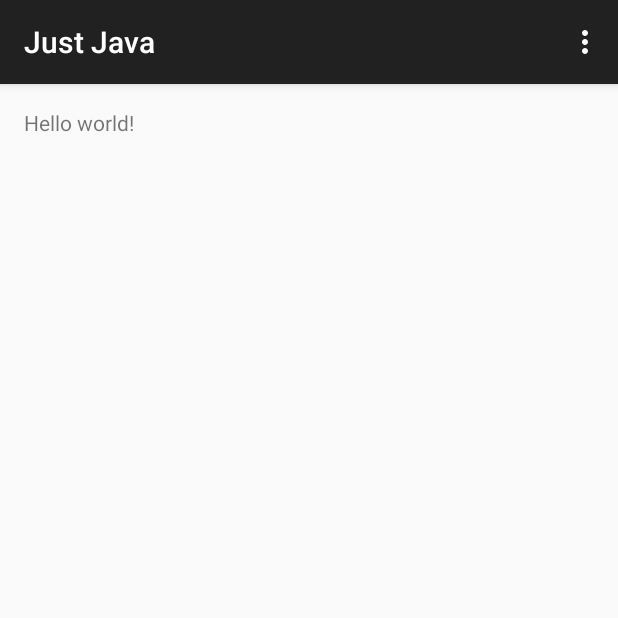
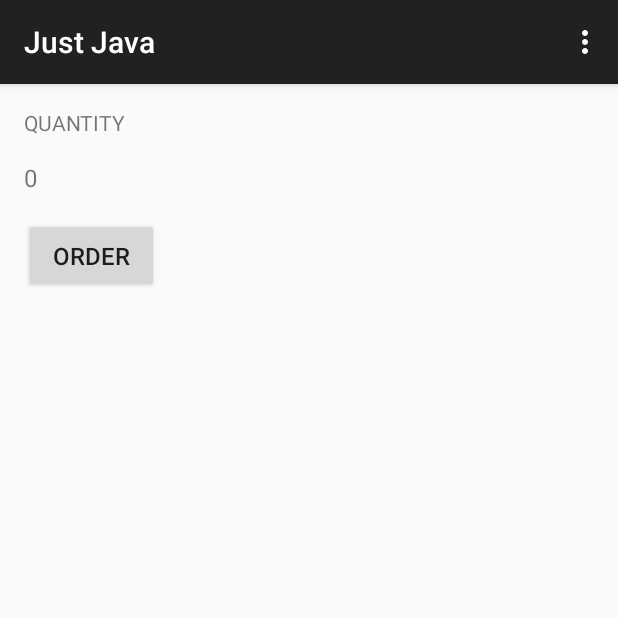
Before and after one commit to guzike/JustJava, an Android app: the screen it shows after launch (MainActivity), on a phone screen of 412 x 824 dp, the top half of it. Run offline under Robolectric (Android 15) with nearby library versions, the phone set to English and light mode, and no system bars.

Commit message:
added textviews and button

```diff
--- a/app/src/main/res/layout/activity_main.xml
+++ b/app/src/main/res/layout/activity_main.xml
@@ -1,11 +1,32 @@
-<RelativeLayout xmlns:android="http://schemas.android.com/apk/res/android"
-    xmlns:tools="http://schemas.android.com/tools" android:layout_width="match_parent"
-    android:layout_height="match_parent" android:paddingLeft="@dimen/activity_horizontal_margin"
+<LinearLayout xmlns:android="http://schemas.android.com/apk/res/android"
+    xmlns:tools="http://schemas.android.com/tools"
+    android:layout_width="match_parent"
+    android:layout_height="match_parent"
+    android:orientation="vertical"
+    android:paddingBottom="@dimen/activity_vertical_margin"
+    android:paddingLeft="@dimen/activity_horizontal_margin"
     android:paddingRight="@dimen/activity_horizontal_margin"
     android:paddingTop="@dimen/activity_vertical_margin"
-    android:paddingBottom="@dimen/activity_vertical_margin" tools:context=".MainActivity">
+    tools:context=".MainActivity">
 
-    <TextView android:text="@string/hello_world" android:layout_width="wrap_content"
-        android:layout_height="wrap_content" />
+    <TextView
+        android:layout_width="wrap_content"
+        android:layout_height="wrap_content"
+        android:text="QUANTITY" />
 
-</RelativeLayout>
+    <TextView
+        android:layout_width="wrap_content"
+        android:layout_height="wrap_content"
+        android:layout_marginBottom="16dp"
+        android:layout_marginTop="16dp"
+        android:text="0"
+        android:textSize="16sp" />
+
+    <Button
+        android:layout_width="90dp"
+        android:layout_height="50dp"
+        android:text="ORDER"
+        android:textSize="16sp" />
+
+
+</LinearLayout>
```
